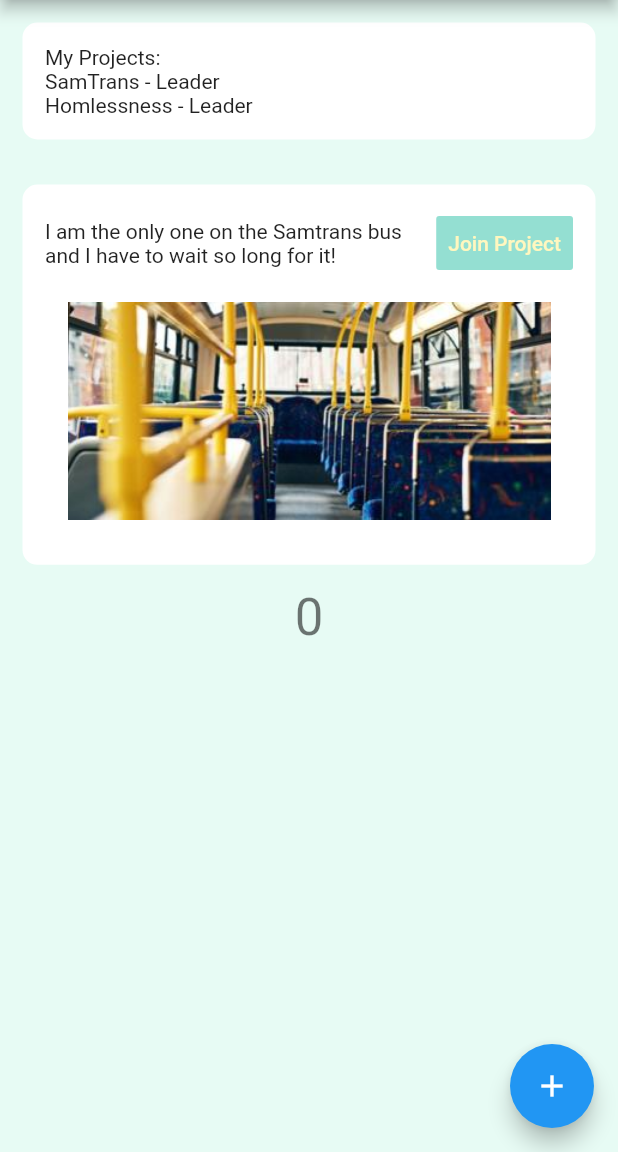
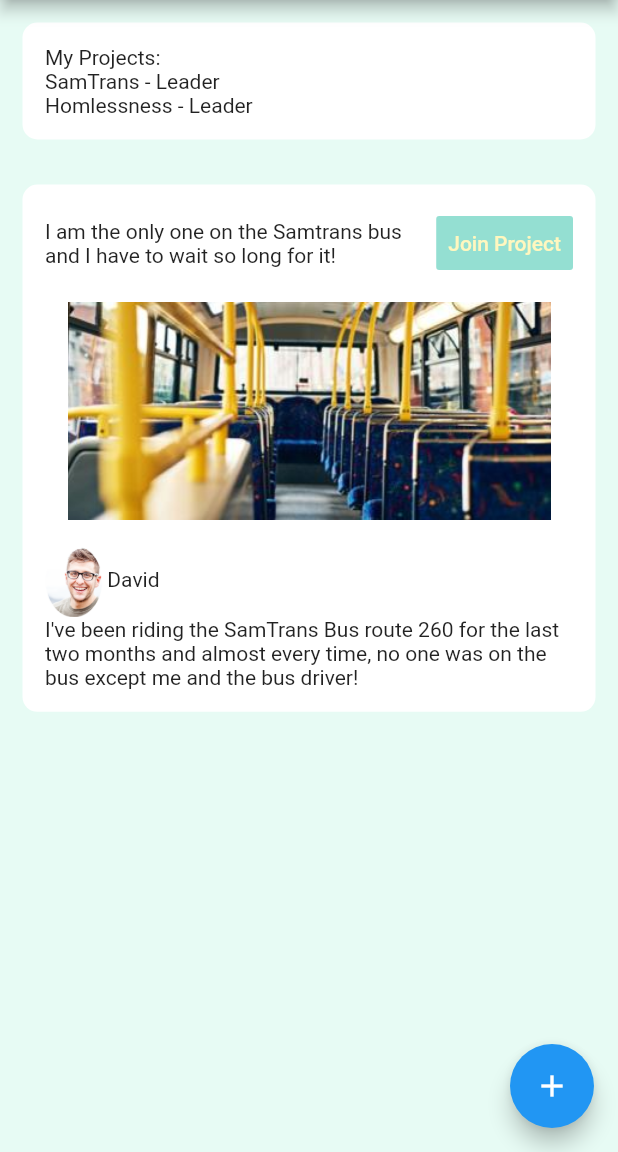
Before and after one commit to jchou03/PictureIt, a Flutter app: the screen it shows after launch, on a phone screen of 412 x 824 dp, the part 84-1236 px from its top. Run offline on Flutter 3.47's test engine with Material 2 defaults, Android fonts, the phone set to English and light mode, and no system bars.

Commit message:
first post completed

```diff
--- a/pictureit/lib/main.dart
+++ b/pictureit/lib/main.dart
@@ -141,13 +141,20 @@ class _MyHomePageState extends State<MyHomePage> {
                       'assets/images/busImg.png',
                       width: MediaQuery.of(context).size.width,
                     ),
-                  )
+                  ),
+                  Row(
+                    children: <Widget>[
+                      Image.asset(
+                        'assets/images/Screenshot (437).png',
+                        height: 50,
+                      ),
+                      Text('David'),
+                    ],
+                  ),
+                  Text(
+                      "I've been riding the SamTrans Bus route 260 for the last two months and almost every time, no one was on the bus except me and the bus driver!"),
                 ],
               ),
-            ),
-            Text(
-              '$_counter',
-              style: Theme.of(context).textTheme.headline4,
             ),
           ],
         ),
--- a/pictureit/pubspec.yaml
+++ b/pictureit/pubspec.yaml
@@ -47,6 +47,7 @@ flutter:
   # To add assets to your application, add an assets section, like this:
   assets:
     - assets/images/busImg.png
+    - assets/images/Screenshot (437).png
 
 
   # An image asset can refer to one or more resolution-specific "variants", see
```
Also changed, not shown: pictureit/assets/images/Screenshot (437).png (added).
